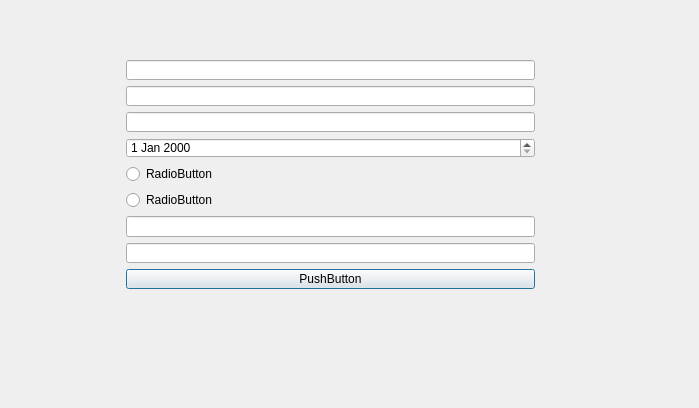
Old version of the form clientregistration.ui in the repository Projet-CPP-2A6/Nautica.
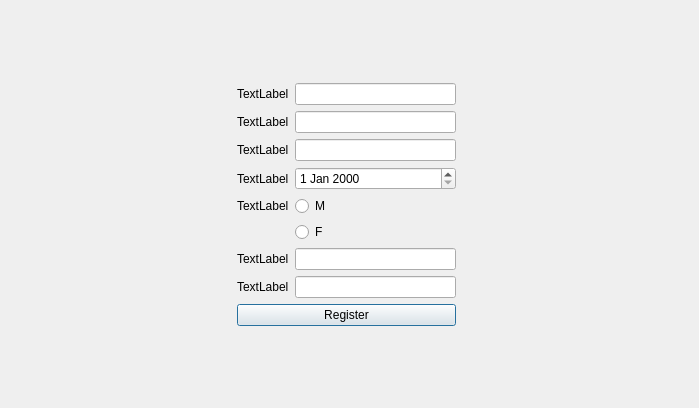
New version of the form.

Commit message: Updated UI, Centered Login, Client Registration

```diff
--- a/clientregistration.ui
+++ b/clientregistration.ui
@@ -13,22 +13,29 @@
   <property name="windowTitle">
    <string>Dialog</string>
   </property>
-  <widget class="QWidget" name="formLayoutWidget">
-   <property name="geometry">
-    <rect>
-     <x>120</x>
-     <y>60</y>
-     <width>421</width>
-     <height>229</height>
-    </rect>
-   </property>
-   <layout class="QFormLayout" name="formLayout">
+  <layout class="QGridLayout" name="gridLayout">
+   <item row="1" column="1">
+    <layout class="QGridLayout" name="gridLayout_2">
     <property name="rightMargin">
      <number>6</number>
     </property>
+     <item row="0" column="0">
+      <widget class="QLabel" name="label">
+       <property name="text">
+        <string>TextLabel</string>
+       </property>
+      </widget>
+     </item>
     <item row="0" column="1">
      <widget class="QLineEdit" name="lineEdit"/>
     </item>
+     <item row="1" column="0">
+      <widget class="QLabel" name="label_2">
+       <property name="text">
+        <string>TextLabel</string>
+       </property>
+      </widget>
+     </item>
     <item row="1" column="1">
      <widget class="QLineEdit" name="lineEdit_2"/>
     </item>
@@ -41,14 +48,14 @@
     <item row="4" column="1">
      <widget class="QRadioButton" name="radioButton">
       <property name="text">
-       <string>RadioButton</string>
+        <string>M</string>
       </property>
      </widget>
     </item>
     <item row="5" column="1">
      <widget class="QRadioButton" name="radioButton_2">
       <property name="text">
-       <string>RadioButton</string>
+        <string>F</string>
       </property>
      </widget>
     </item>
@@ -58,15 +65,103 @@
     <item row="7" column="1">
      <widget class="QLineEdit" name="lineEdit_5"/>
     </item>
-    <item row="8" column="1">
+     <item row="8" column="0" colspan="2">
      <widget class="QPushButton" name="pushButton">
       <property name="text">
-       <string>PushButton</string>
+        <string>Register</string>
       </property>
      </widget>
     </item>
-   </layout>
-  </widget>
+     <item row="2" column="0">
+      <widget class="QLabel" name="label_3">
+       <property name="text">
+        <string>TextLabel</string>
+       </property>
+      </widget>
+     </item>
+     <item row="3" column="0">
+      <widget class="QLabel" name="label_4">
+       <property name="text">
+        <string>TextLabel</string>
+       </property>
+      </widget>
+     </item>
+     <item row="4" column="0">
+      <widget class="QLabel" name="label_5">
+       <property name="text">
+        <string>TextLabel</string>
+       </property>
+      </widget>
+     </item>
+     <item row="6" column="0">
+      <widget class="QLabel" name="label_6">
+       <property name="text">
+        <string>TextLabel</string>
+       </property>
+      </widget>
+     </item>
+     <item row="7" column="0">
+      <widget class="QLabel" name="label_7">
+       <property name="text">
+        <string>TextLabel</string>
+       </property>
+      </widget>
+     </item>
+    </layout>
+   </item>
+   <item row="1" column="2">
+    <spacer name="horizontalSpacer_2">
+     <property name="orientation">
+      <enum>Qt::Horizontal</enum>
+     </property>
+     <property name="sizeHint" stdset="0">
+      <size>
+       <width>40</width>
+       <height>20</height>
+      </size>
+     </property>
+    </spacer>
+   </item>
+   <item row="0" column="1">
+    <spacer name="verticalSpacer">
+     <property name="orientation">
+      <enum>Qt::Vertical</enum>
+     </property>
+     <property name="sizeHint" stdset="0">
+      <size>
+       <width>20</width>
+       <height>40</height>
+      </size>
+     </property>
+    </spacer>
+   </item>
+   <item row="2" column="1">
+    <spacer name="verticalSpacer_2">
+     <property name="orientation">
+      <enum>Qt::Vertical</enum>
+     </property>
+     <property name="sizeHint" stdset="0">
+      <size>
+       <width>20</width>
+       <height>40</height>
+      </size>
+     </property>
+    </spacer>
+   </item>
+   <item row="1" column="0">
+    <spacer name="horizontalSpacer">
+     <property name="orientation">
+      <enum>Qt::Horizontal</enum>
+     </property>
+     <property name="sizeHint" stdset="0">
+      <size>
+       <width>40</width>
+       <height>20</height>
+      </size>
+     </property>
+    </spacer>
+   </item>
+  </layout>
  </widget>
  <resources/>
  <connections/>
```
Lines whose indentation alone changed are shown as unchanged. The commit also changes 2 other files.
